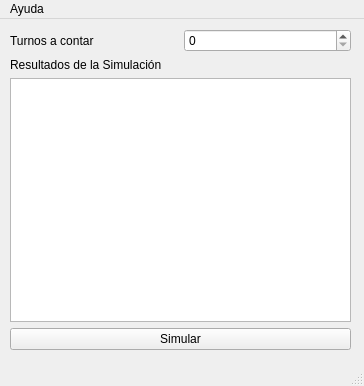
Qt form main_ui.ui (Gizmoh/Operativa) before a commit.
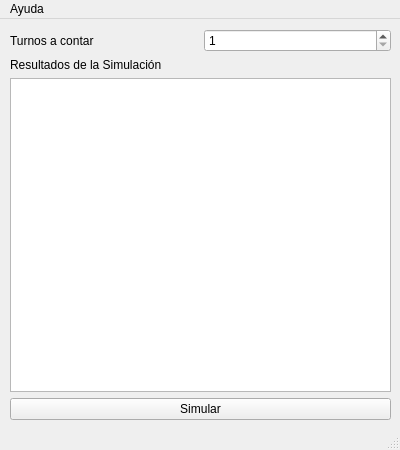
The same form after that commit.

```diff
--- a/main_ui.ui
+++ b/main_ui.ui
@@ -6,20 +6,20 @@
    <rect>
     <x>0</x>
     <y>0</y>
-    <width>364</width>
-    <height>386</height>
+    <width>400</width>
+    <height>450</height>
    </rect>
   </property>
   <property name="minimumSize">
    <size>
-    <width>364</width>
-    <height>386</height>
+    <width>400</width>
+    <height>450</height>
    </size>
   </property>
   <property name="maximumSize">
    <size>
-    <width>364</width>
-    <height>386</height>
+    <width>400</width>
+    <height>450</height>
    </size>
   </property>
   <property name="palette">
@@ -74,8 +74,8 @@
      <rect>
       <x>10</x>
       <y>10</y>
-      <width>341</width>
-      <height>321</height>
+      <width>381</width>
+      <height>391</height>
      </rect>
     </property>
     <layout class="QGridLayout" name="gridLayout">
@@ -100,6 +100,9 @@
        </item>
        <item>
         <widget class="QSpinBox" name="shifts">
+         <property name="minimum">
+          <number>1</number>
+         </property>
          <property name="maximum">
           <number>99999</number>
          </property>
@@ -125,7 +128,7 @@
     <rect>
      <x>0</x>
      <y>0</y>
-     <width>364</width>
+     <width>400</width>
      <height>25</height>
     </rect>
    </property>
```
